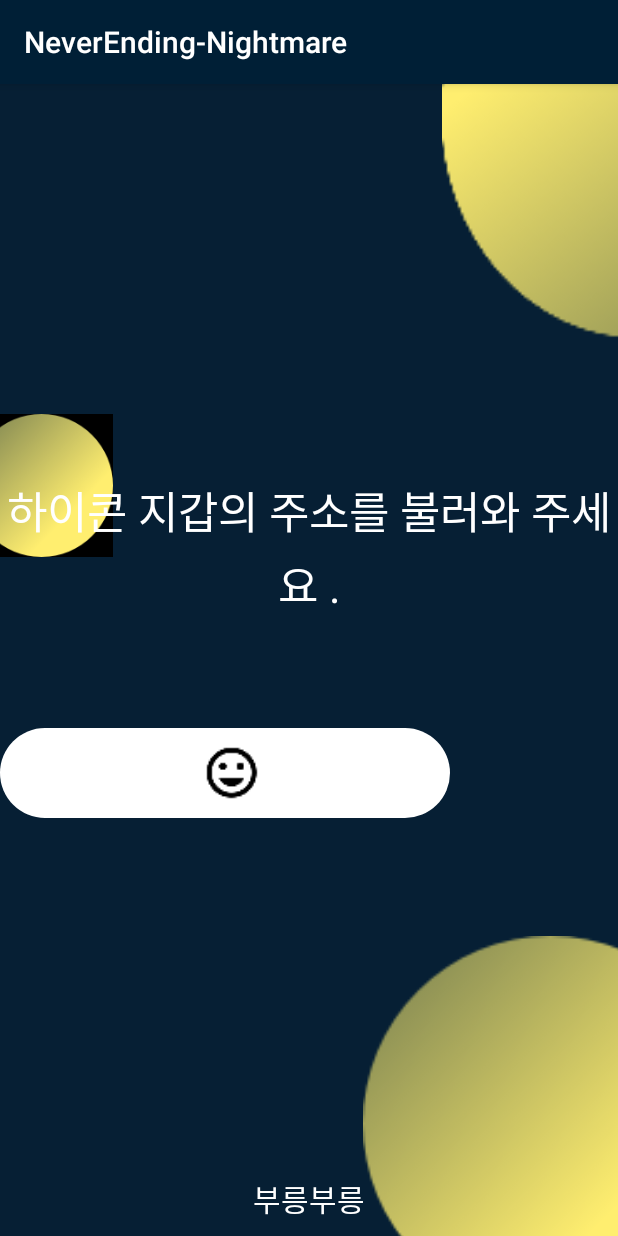
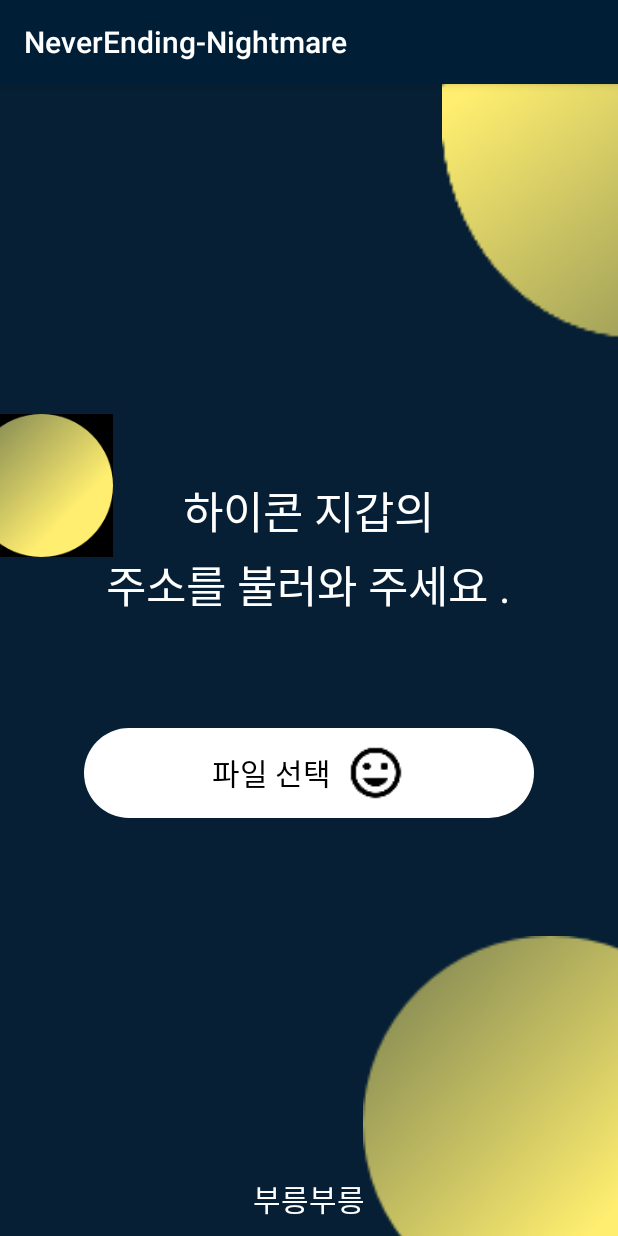
Before and after one commit to coding-polarbear/NeverEndingNightmare, an Android app: the LoadWalletActivity screen opened directly, with no data from a screen before it, on a phone screen of 412 x 824 dp. Run offline under Robolectric (Android 15) with nearby library versions, the phone set to English and light mode, and no system bars.

Commit message:
path fix

```diff
--- a/app/src/main/java/com/example/baehyeonbin/neverending_nightmare/DetailActivity.kt
+++ b/app/src/main/java/com/example/baehyeonbin/neverending_nightmare/DetailActivity.kt
@@ -52,7 +52,7 @@ class DetailActivity : AppCompatActivity(){
             }
 
             R.id.overflow_mypage -> {
-                var intent = Intent(this@DetailActivity, BlankActivity::class.java)
+                var intent = Intent(this@DetailActivity, MypageActivity::class.java)
                 startActivity(intent)
             }
         }
--- a/app/src/main/java/com/example/baehyeonbin/neverending_nightmare/LoginActivity.kt
+++ b/app/src/main/java/com/example/baehyeonbin/neverending_nightmare/LoginActivity.kt
@@ -16,7 +16,7 @@ import android.support.v7.app.AppCompatActivity
 import android.util.Log
 import android.widget.Toast
 import com.example.baehyeonbin.neverending_nightmare.utils.SharedPreferenceUtil
-import kotlinx.android.synthetic.main.activity_login.*
+import kotlinx.android.synthetic.main.activity_load_wallet.*
 import org.apache.commons.io.FileUtils
 import org.jetbrains.anko.toast
 import org.json.JSONObject
@@ -44,7 +44,7 @@ class LoginActivity : AppCompatActivity(), EasyPermissions.PermissionCallbacks{
 
     override fun onCreate(savedInstanceState: Bundle?) {
         super.onCreate(savedInstanceState)
-        setContentView(R.layout.activity_login)
+        setContentView(R.layout.activity_load_wallet)
 
         setListeners()
     }
--- a/app/src/main/java/com/example/baehyeonbin/neverending_nightmare/MainActivity.java
+++ b/app/src/main/java/com/example/baehyeonbin/neverending_nightmare/MainActivity.java
@@ -24,8 +24,8 @@ public class MainActivity extends AppCompatActivity {
                 Snackbar.make(view, "Replace with your own action", Snackbar.LENGTH_LONG)
                         .setAction("Action", null).show();
 
-//              Intent intent = new Intent(MainActivity.this, RegisterOrLoginActivity.class);
-                Intent intent = new Intent(MainActivity.this, DetailActivity.class);
+                Intent intent = new Intent(MainActivity.this, RegisterOrLoginActivity.class);
+//                Intent intent = new Intent(MainActivity.this, DetailActivity.class);
                 startActivity(intent);
             }
         });
--- a/app/src/main/java/com/example/baehyeonbin/neverending_nightmare/adapter/MoneyAdapter.kt
+++ b/app/src/main/java/com/example/baehyeonbin/neverending_nightmare/adapter/MoneyAdapter.kt
@@ -8,6 +8,7 @@ import android.view.LayoutInflater
 import android.view.ViewGroup
 import com.example.baehyeonbin.neverending_nightmare.BlankActivity
 import com.example.baehyeonbin.neverending_nightmare.R
+import com.example.baehyeonbin.neverending_nightmare.WorkOutActivity
 import com.example.baehyeonbin.neverending_nightmare.data.MoneyItem
 import kotlinx.android.synthetic.main.money_list_item.view.*
 import org.jetbrains.anko.toast
@@ -25,7 +26,7 @@ class MoneyAdapter(val items : ArrayList<MoneyItem>, val context : Context) : Re
         holder.money_item.text = items[p1].money + "\n" + items[p1].key
         holder.money_item.setOnClickListener {
             context.toast(holder.money_item.text)
-            context.startActivity(Intent(context, BlankActivity::class.java))
+            context.startActivity(Intent(context, WorkOutActivity::class.java))
         }
     }
 }
--- a/app/src/main/res/layout/activity_load_wallet.xml
+++ b/app/src/main/res/layout/activity_load_wallet.xml
@@ -46,15 +46,15 @@
                 android:layout_width="wrap_content"
                 android:layout_height="wrap_content"
                 android:layout_marginBottom="74dp"
-                android:gravity="center_horizontal"
+                android:layout_gravity="center"
+                android:gravity="center"
                 android:lineSpacingExtra="6sp"
-                android:text="하이콘 지갑의
-주소를 불러와 주세요 ."
+                android:text="하이콘 지갑의\n주소를 불러와 주세요 ."
                 android:textColor="#ffffff"
                 android:textSize="29sp" />
 
             <LinearLayout
-                android:id="@+id/load_file"
+                android:id="@+id/key_button"
                 android:layout_width="300dp"
                 android:layout_height="60dp"
                 android:layout_marginBottom="16dp"
@@ -62,6 +62,7 @@
                 android:clickable="true"
                 android:foreground="?attr/selectableItemBackground"
                 android:gravity="center_horizontal"
+                android:layout_gravity="center_horizontal"
                 android:orientation="horizontal">
 
                 <TextView
@@ -71,7 +72,7 @@
                     android:lineSpacingExtra="4sp"
                     android:textColor="#000000"
                     android:textSize="20sp"
-                    tools:text="파일 선택" />
+                    android:text="파일 선택" />
 
                 <ImageView
                     android:layout_width="40dp"
--- a/app/src/main/res/layout/activity_wallet.xml
+++ b/app/src/main/res/layout/activity_wallet.xml
@@ -45,8 +45,7 @@
             android:lineSpacingExtra="6sp"
             android:textColor="#ffffff"
             android:textSize="29sp"
-            tools:text="하이콘 지갑을
-생성하시겠습니까 ?" />
+            android:text="하이콘 지갑을\n생성하시겠습니까 ?" />
 
         <TextView
             android:id="@+id/wallet_button"
@@ -87,5 +86,8 @@
         android:textColor="#ffffff"
         android:textSize="20sp" />
 
+    <include
+        layout="@layout/layout_loading_screen"
+        android:visibility="gone" />
 
 </RelativeLayout>
```
